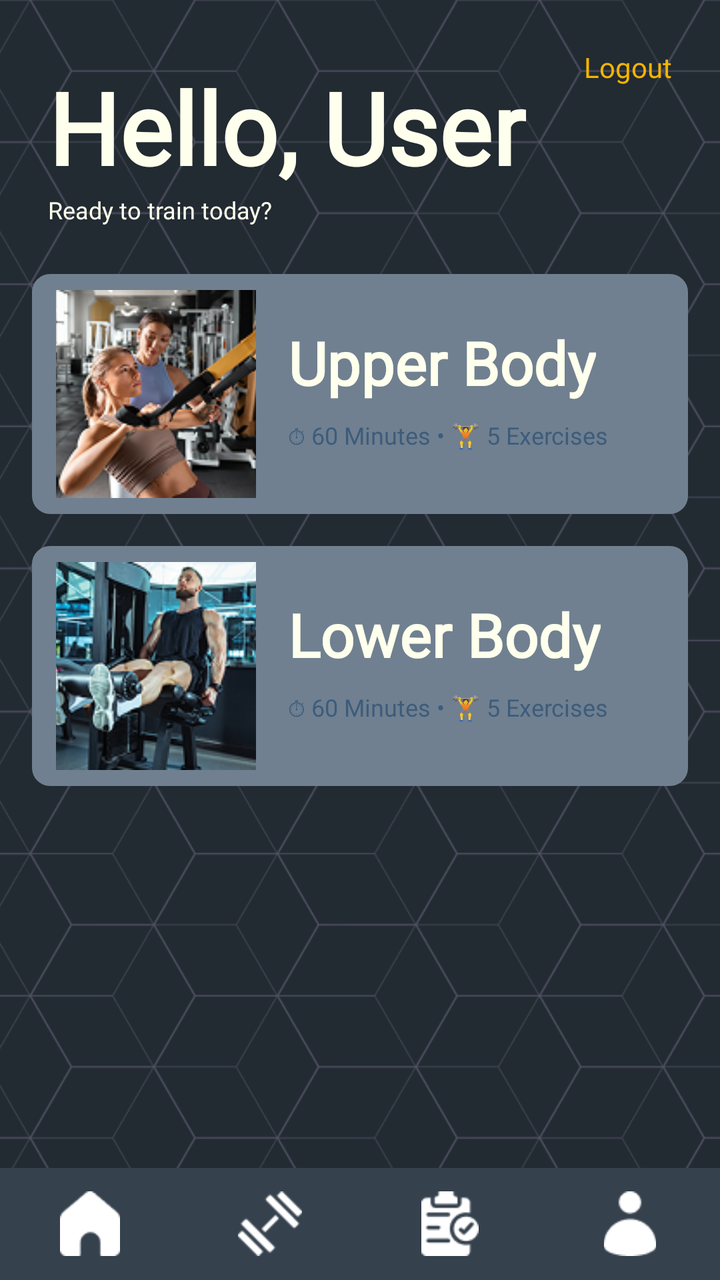
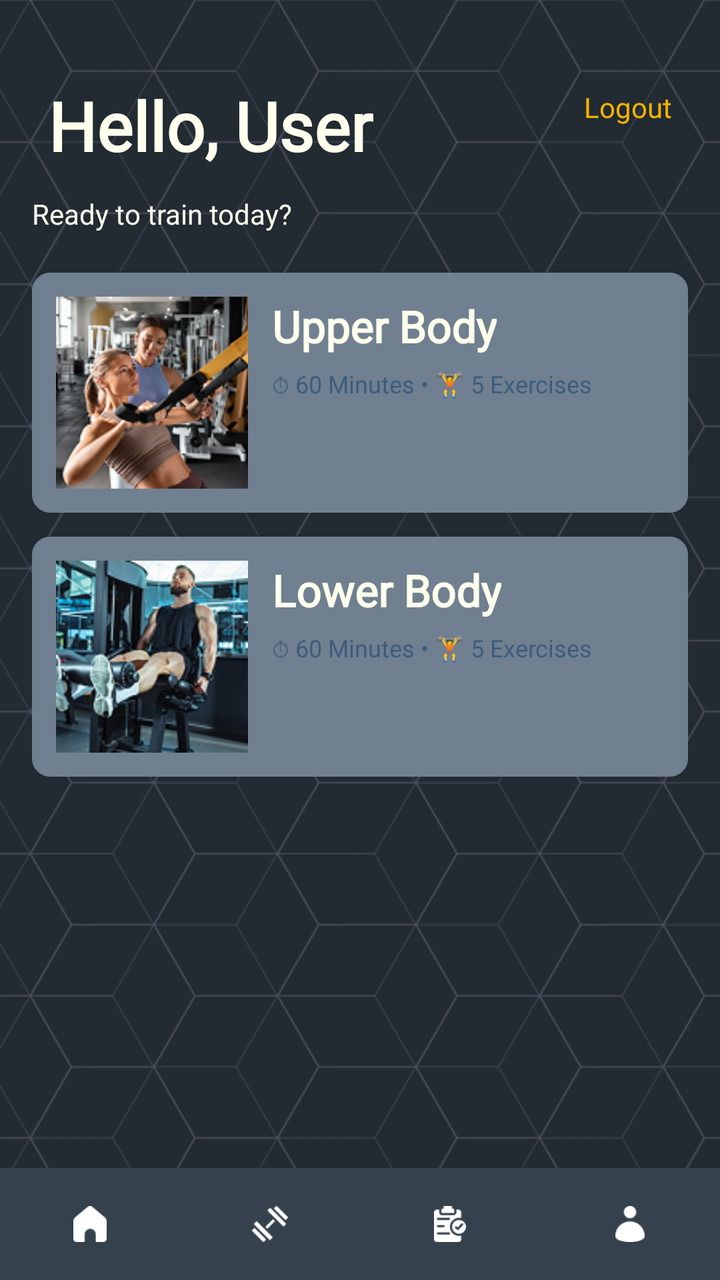

Screens rendered from an Android XML layout before and after an edit, with the pre-edit source and the edit as a unified diff.
<!-- AndroidManifest.xml: application theme Theme.FlexPath -->
<!-- res/layout/activity_dashboard.xml -->
<?xml version="1.0" encoding="utf-8"?>
<RelativeLayout
    xmlns:android="http://schemas.android.com/apk/res/android"
    android:layout_width="match_parent"
    android:layout_height="match_parent"
    android:background="@color/blue_bg">

    
    <ImageView
        android:id="@+id/imageviewBackground"
        android:layout_width="match_parent"
        android:layout_height="match_parent"
        android:src="@drawable/bg_dark_geometric"
        android:scaleType="centerCrop"
        android:alpha="0.3"
        android:contentDescription="@null"/>

    
    <TextView
        android:id="@+id/textviewLogout"
        android:layout_width="wrap_content"
        android:layout_height="wrap_content"
        android:text="@string/logout"
        android:textColor="@color/yellow"
        android:textSize="14sp"
        android:layout_marginEnd="24dp"
        android:layout_marginTop="24dp"
        android:layout_alignParentEnd="true"
        android:fontFamily="@font/allerta_stencil"/>

    
    <TextView
        android:id="@+id/textviewGreeting"
        android:layout_width="wrap_content"
        android:layout_height="wrap_content"
        android:text="@string/greeting_text"
        android:textColor="@color/white"
        android:textSize="50sp"
        android:textStyle="bold"
        android:layout_marginTop="30dp"
        android:layout_marginStart="24dp"
        android:fontFamily="@font/allerta_stencil"/>

    
    <TextView
        android:id="@+id/textviewSubheading"
        android:layout_width="wrap_content"
        android:layout_height="wrap_content"
        android:text="@string/ready_to_train"
        android:textColor="@color/white"
        android:textSize="12sp"
        android:layout_below="@id/textviewGreeting"
        android:layout_marginStart="24dp"
        android:fontFamily="@font/allerta_stencil"/>

    
    <LinearLayout
        android:id="@+id/layoutWorkouts"
        android:layout_width="match_parent"
        android:layout_height="wrap_content"
        android:orientation="vertical"
        android:layout_below="@id/textviewSubheading"
        android:layout_marginTop="24dp"
        android:layout_marginHorizontal="16dp">

        
        <RelativeLayout
            android:layout_width="match_parent"
            android:layout_height="120dp"
            android:background="@drawable/card_background"
            android:layout_marginBottom="16dp">

            <ImageView
                android:id="@+id/imageviewUpperBody"
                android:layout_width="100dp"
                android:layout_height="match_parent"
                android:src="@drawable/ic_upper_body"
                android:scaleType="centerCrop"
                android:layout_alignParentStart="true"
                android:contentDescription="@string/upper_body_desc"/>

            <TextView
                android:id="@+id/textviewUpperBodyTitle"
                android:layout_width="wrap_content"
                android:layout_height="wrap_content"
                android:text="@string/upper_body"
                android:textColor="@color/white"
                android:textStyle="bold"
                android:textSize="30sp"
                android:layout_toEndOf="@id/imageviewUpperBody"
                android:layout_marginStart="16dp"
                android:layout_marginTop="16dp"
                android:fontFamily="@font/allerta_stencil"/>

            <TextView
                android:id="@+id/textviewUpperBodyDetails"
                android:layout_width="wrap_content"
                android:layout_height="wrap_content"
                android:text="@string/upper_body_details"
                android:textColor="@color/dark_blue2"
                android:textSize="12sp"
                android:layout_below="@id/textviewUpperBodyTitle"
                android:layout_toEndOf="@id/imageviewUpperBody"
                android:layout_marginStart="16dp"
                android:layout_marginTop="8dp"
                android:fontFamily="@font/allerta_stencil"/>
        </RelativeLayout>

        
        <RelativeLayout
            android:layout_width="match_parent"
            android:layout_height="120dp"
            android:background="@drawable/card_background">

            <ImageView
                android:id="@+id/imageviewLowerBody"
                android:layout_width="100dp"
                android:layout_height="match_parent"
                android:src="@drawable/ic_lower_body"
                android:scaleType="centerCrop"
                android:layout_alignParentStart="true"
                android:contentDescription="@string/lower_body_desc"/>

            <TextView
                android:id="@+id/textviewLowerBodyTitle"
                android:layout_width="wrap_content"
                android:layout_height="wrap_content"
                android:text="@string/lower_body"
                android:textColor="@color/white"
                android:textStyle="bold"
                android:textSize="30sp"
                android:layout_toEndOf="@id/imageviewLowerBody"
                android:layout_marginStart="16dp"
                android:layout_marginTop="16dp"
                android:fontFamily="@font/allerta_stencil"/>

            <TextView
                android:id="@+id/textviewLowerBodyDetails"
                android:layout_width="wrap_content"
                android:layout_height="wrap_content"
                android:text="@string/lower_body_details"
                android:textColor="@color/dark_blue2"
                android:textSize="12sp"
                android:layout_below="@id/textviewLowerBodyTitle"
                android:layout_toEndOf="@id/imageviewLowerBody"
                android:layout_marginStart="16dp"
                android:layout_marginTop="8dp"
                android:fontFamily="@font/allerta_stencil"/>
        </RelativeLayout>
    </LinearLayout>

    
    <LinearLayout
        android:id="@+id/layoutBottomNav"
        android:layout_width="match_parent"
        android:layout_height="56dp"
        android:orientation="horizontal"
        android:layout_alignParentBottom="true"
        android:background="@color/dark_blue">

        <ImageView
            android:id="@+id/iconHome"
            android:layout_width="0dp"
            android:layout_height="wrap_content"
            android:layout_weight="1"
            android:src="@drawable/ic_home"
            android:contentDescription="@string/home_desc"
            android:scaleY=".75"
            android:scaleX=".75"
            android:layout_gravity="center"/>

        <ImageView
            android:id="@+id/iconWorkouts"
            android:layout_width="0dp"
            android:layout_height="wrap_content"
            android:layout_weight="1"
            android:src="@drawable/ic_dumbbell"
            android:contentDescription="@string/workouts_desc"
            android:scaleY=".75"
            android:scaleX=".75"
            android:layout_gravity="center"/>

        <ImageView
            android:id="@+id/iconPlans"
            android:layout_width="0dp"
            android:layout_height="wrap_content"
            android:layout_weight="1"
            android:src="@drawable/ic_clipboard"
            android:contentDescription="@string/plans_desc"
            android:scaleY=".75"
            android:scaleX=".75"
            android:layout_gravity="center"/>

        <ImageView
            android:id="@+id/iconProfile"
            android:layout_width="0dp"
            android:layout_height="wrap_content"
            android:layout_weight="1"
            android:src="@drawable/ic_user"
            android:contentDescription="@string/profile_desc"
            android:scaleY=".75"
            android:scaleX=".75"
            android:layout_gravity="center"/>
    </LinearLayout>
</RelativeLayout>
<!-- resources referenced by this layout -->
<resources>
  <color name="blue_bg">#222A32</color>
  <color name="dark_blue">#35414D</color>
  <color name="dark_blue2">#3D5C7B</color>
  <color name="white">#FEFFEC</color>
  <color name="yellow">#F4B400</color>
  <!-- drawable bg_dark_geometric: png bitmap (drawable, 295309 bytes) -->
  <!-- drawable card_background (drawable) -->
  <?xml version="1.0" encoding="utf-8"?>
  <shape xmlns:android="http://schemas.android.com/apk/res/android"
      android:shape="rectangle">
  
      <solid android:color="@color/light_gray"/>
      <corners android:radius="8dp"/>
      <stroke android:width="2dp" android:color="@color/light_gray"/>
      <padding
          android:left="12dp"
          android:top="8dp"
          android:right="12dp"
          android:bottom="8dp"/>
  </shape>
  <!-- drawable ic_clipboard: png bitmap (drawable, 831 bytes) -->
  <!-- drawable ic_dumbbell: png bitmap (drawable, 433 bytes) -->
  <!-- drawable ic_home: png bitmap (drawable, 490 bytes) -->
  <!-- drawable ic_lower_body: png bitmap (drawable, 48670 bytes) -->
  <!-- drawable ic_upper_body: png bitmap (drawable, 48871 bytes) -->
  <!-- drawable ic_user: png bitmap (drawable, 586 bytes) -->
  <string name="greeting_text">Hello, User</string>
  <string name="home_desc">Home</string>
  <string name="logout">Logout</string>
  <string name="lower_body">Lower Body</string>
  <string name="lower_body_desc">Lower body workout image</string>
  <string name="lower_body_details">⏱ 60 Minutes • 🏋️ 5 Exercises</string>
  <string name="plans_desc">Plans</string>
  <string name="profile_desc">Profile</string>
  <string name="ready_to_train">Ready to train today?</string>
  <string name="upper_body">Upper Body</string>
  <string name="upper_body_desc">Upper body workout image</string>
  <string name="upper_body_details">⏱ 60 Minutes • 🏋️ 5 Exercises</string>
  <string name="workouts_desc">Workouts</string>
  <style name="Theme.FlexPath" parent="Base.Theme.FlexPath" />
  <color name="light_gray">#708090</color>
  <style name="Base.Theme.FlexPath" parent="Theme.Material3.DayNight.NoActionBar">
          
          
      </style>
</resources>

<!-- the commit's change to res/layout/activity_dashboard.xml (unified diff, before → after) -->
@@ -12,142 +12,193 @@
         android:layout_height="match_parent"
         android:src="@drawable/bg_dark_geometric"
         android:scaleType="centerCrop"
-        android:alpha="0.3"
-        android:contentDescription="@null"/>
-
-    
-    <TextView
-        android:id="@+id/textviewLogout"
-        android:layout_width="wrap_content"
-        android:layout_height="wrap_content"
-        android:text="@string/logout"
-        android:textColor="@color/yellow"
-        android:textSize="14sp"
-        android:layout_marginEnd="24dp"
-        android:layout_marginTop="24dp"
-        android:layout_alignParentEnd="true"
-        android:fontFamily="@font/allerta_stencil"/>
-
-    
-    <TextView
-        android:id="@+id/textviewGreeting"
-        android:layout_width="wrap_content"
-        android:layout_height="wrap_content"
-        android:text="@string/greeting_text"
-        android:textColor="@color/white"
-        android:textSize="50sp"
-        android:textStyle="bold"
-        android:layout_marginTop="30dp"
-        android:layout_marginStart="24dp"
-        android:fontFamily="@font/allerta_stencil"/>
-
-    
-    <TextView
-        android:id="@+id/textviewSubheading"
-        android:layout_width="wrap_content"
-        android:layout_height="wrap_content"
-        android:text="@string/ready_to_train"
-        android:textColor="@color/white"
-        android:textSize="12sp"
-        android:layout_below="@id/textviewGreeting"
-        android:layout_marginStart="24dp"
-        android:fontFamily="@font/allerta_stencil"/>
-
-    
-    <LinearLayout
-        android:id="@+id/layoutWorkouts"
+        android:alpha="0.28"
+        android:contentDescription="@string/background_desc" />
+
+    
+    <ScrollView
+        android:id="@+id/scrollContent"
         android:layout_width="match_parent"
-        android:layout_height="wrap_content"
-        android:orientation="vertical"
-        android:layout_below="@id/textviewSubheading"
-        android:layout_marginTop="24dp"
-        android:layout_marginHorizontal="16dp">
-
-        
-        <RelativeLayout
+        android:layout_height="match_parent"
+        android:fillViewport="true"
+        android:clipToPadding="false"
+        android:paddingTop="24dp"
+        android:paddingBottom="24dp">
+
+        <LinearLayout
+            android:id="@+id/contentContainer"
             android:layout_width="match_parent"
-            android:layout_height="120dp"
-            android:background="@drawable/card_background"
-            android:layout_marginBottom="16dp">
-
-            <ImageView
-                android:id="@+id/imageviewUpperBody"
-                android:layout_width="100dp"
-                android:layout_height="match_parent"
-                android:src="@drawable/ic_upper_body"
-                android:scaleType="centerCrop"
-                android:layout_alignParentStart="true"
-                android:contentDescription="@string/upper_body_desc"/>
-
+            android:layout_height="wrap_content"
+            android:orientation="vertical"
+            android:paddingStart="16dp"
+            android:paddingEnd="16dp">
+
+            
+            <RelativeLayout
+                android:layout_width="match_parent"
+                android:layout_height="wrap_content"
+                android:paddingTop="8dp"
+                android:paddingBottom="8dp">
+
+                <TextView
+                    android:id="@+id/textviewGreeting"
+                    android:layout_width="wrap_content"
+                    android:layout_height="wrap_content"
+                    android:text="@string/greeting_text"
+                    android:textColor="@color/white"
+                    android:textSize="34sp"
+                    android:textStyle="bold"
+                    android:fontFamily="@font/allerta_stencil"
+                    android:layout_alignParentStart="true"
+                    android:layout_marginStart="8dp"
+                    android:layout_marginTop="8dp"
+                    android:importantForAccessibility="yes"
+                    android:accessibilityLiveRegion="polite"/>
+
+                <TextView
+                    android:id="@+id/textviewLogout"
+                    android:layout_width="wrap_content"
+                    android:layout_height="wrap_content"
+                    android:text="@string/logout"
+                    android:textColor="@color/yellow"
+                    android:textSize="14sp"
+                    android:layout_alignParentEnd="true"
+                    android:layout_marginEnd="8dp"
+                    android:layout_marginTop="12dp"
+                    android:fontFamily="@font/allerta_stencil"
+                    android:clickable="true"
+                    android:focusable="true"
+                    android:contentDescription="@string/logout" />
+            </RelativeLayout>
+
+            
             <TextView
-                android:id="@+id/textviewUpperBodyTitle"
-                android:layout_width="wrap_content"
+                android:id="@+id/textviewSubheading"
+                android:layout_width="match_parent"
                 android:layout_height="wrap_content"
-                android:text="@string/upper_body"
+                android:text="@string/ready_to_train"
                 android:textColor="@color/white"
-                android:textStyle="bold"
-                android:textSize="30sp"
-                android:layout_toEndOf="@id/imageviewUpperBody"
-                android:layout_marginStart="16dp"
-                android:layout_marginTop="16dp"
-                android:fontFamily="@font/allerta_stencil"/>
-
-            <TextView
-                android:id="@+id/textviewUpperBodyDetails"
-                android:layout_width="wrap_content"
+                android:textSize="14sp"
+                android:layout_marginTop="4dp"
+                android:layout_marginBottom="12dp"
+                android:fontFamily="@font/allerta_stencil" />
+
+            
+            <LinearLayout
+                android:id="@+id/layoutWorkouts"
+                android:layout_width="match_parent"
                 android:layout_height="wrap_content"
-                android:text="@string/upper_body_details"
-                android:textColor="@color/dark_blue2"
-                android:textSize="12sp"
-                android:layout_below="@id/textviewUpperBodyTitle"
-                android:layout_toEndOf="@id/imageviewUpperBody"
-                android:layout_marginStart="16dp"
-                android:layout_marginTop="8dp"
-                android:fontFamily="@font/allerta_stencil"/>
-        </RelativeLayout>
-
-        
-        <RelativeLayout
-            android:layout_width="match_parent"
-            android:layout_height="120dp"
-            android:background="@drawable/card_background">
-
-            <ImageView
-                android:id="@+id/imageviewLowerBody"
-                android:layout_width="100dp"
-                android:layout_height="match_parent"
-                android:src="@drawable/ic_lower_body"
-                android:scaleType="centerCrop"
-                android:layout_alignParentStart="true"
-                android:contentDescription="@string/lower_body_desc"/>
-
-            <TextView
-                android:id="@+id/textviewLowerBodyTitle"
-                android:layout_width="wrap_content"
-                android:layout_height="wrap_content"
-                android:text="@string/lower_body"
-                android:textColor="@color/white"
-                android:textStyle="bold"
-                android:textSize="30sp"
-                android:layout_toEndOf="@id/imageviewLowerBody"
-                android:layout_marginStart="16dp"
-                android:layout_marginTop="16dp"
-                android:fontFamily="@font/allerta_stencil"/>
-
-            <TextView
-                android:id="@+id/textviewLowerBodyDetails"
-                android:layout_width="wrap_content"
-                android:layout_height="wrap_content"
-                android:text="@string/lower_body_details"
-                android:textColor="@color/dark_blue2"
-                android:textSize="12sp"
-                android:layout_below="@id/textviewLowerBodyTitle"
-                android:layout_toEndOf="@id/imageviewLowerBody"
-                android:layout_marginStart="16dp"
-                android:layout_marginTop="8dp"
-                android:fontFamily="@font/allerta_stencil"/>
-        </RelativeLayout>
-    </LinearLayout>
+                android:orientation="vertical"
+                android:layout_marginTop="8dp">
+
+                
+                <RelativeLayout
+                    android:id="@+id/cardUpperBody"
+                    android:layout_width="match_parent"
+                    android:layout_height="wrap_content"
+                    android:background="@drawable/card_background"
+                    android:padding="12dp"
+                    android:layout_marginBottom="12dp"
+                    android:clickable="true"
+                    android:focusable="true"
+                    android:foreground="?attr/selectableItemBackground">
+
+                    <ImageView
+                        android:id="@+id/imageviewUpperBody"
+                        android:layout_width="96dp"
+                        android:layout_height="96dp"
+                        android:src="@drawable/ic_upper_body"
+                        android:scaleType="centerCrop"
+                        android:layout_alignParentStart="true"
+                        android:contentDescription="@string/upper_body_desc" />
+
+                    <TextView
+                        android:id="@+id/textviewUpperBodyTitle"
+                        android:layout_width="wrap_content"
+                        android:layout_height="wrap_content"
+                        android:text="@string/upper_body"
+                        android:textColor="@color/white"
+                        android:textStyle="bold"
+                        android:textSize="22sp"
+                        android:layout_toEndOf="@id/imageviewUpperBody"
+                        android:layout_marginStart="12dp"
+                        android:layout_alignTop="@id/imageviewUpperBody"
+                        android:fontFamily="@font/allerta_stencil" />
+
+                    <TextView
+                        android:id="@+id/textviewUpperBodyDetails"
+                        android:layout_width="wrap_content"
+                        android:layout_height="wrap_content"
+                        android:text="@string/upper_body_details"
+                        android:textColor="@color/dark_blue2"
+                        android:textSize="12sp"
+                        android:layout_below="@id/textviewUpperBodyTitle"
+                        android:layout_toEndOf="@id/imageviewUpperBody"
+                        android:layout_marginStart="12dp"
+                        android:layout_marginTop="6dp"
+                        android:fontFamily="@font/allerta_stencil" />
+                </RelativeLayout>
+
+                <RelativeLayout
+                    android:id="@+id/cardLowerBody"
+                    android:layout_width="match_parent"
+                    android:layout_height="wrap_content"
+                    android:background="@drawable/card_background"
+                    android:padding="12dp"
+                    android:clickable="true"
+                    android:focusable="true"
+                    android:foreground="?attr/selectableItemBackground">
+
+                    <ImageView
+                        android:id="@+id/imageviewLowerBody"
+                        android:layout_width="96dp"
+                        android:layout_height="96dp"
+                        android:src="@drawable/ic_lower_body"
+                        android:scaleType="centerCrop"
+                        android:layout_alignParentStart="true"
+                        android:contentDescription="@string/lower_body_desc" />
+
+                    <TextView
+                        android:id="@+id/textviewLowerBodyTitle"
+                        android:layout_width="wrap_content"
+                        android:layout_height="wrap_content"
+                        android:text="@string/lower_body"
+                        android:textColor="@color/white"
+                        android:textStyle="bold"
+                        android:textSize="22sp"
+                        android:layout_toEndOf="@id/imageviewLowerBody"
+                        android:layout_marginStart="12dp"
+                        android:layout_alignTop="@id/imageviewLowerBody"
+                        android:fontFamily="@font/allerta_stencil" />
+
+                    <TextView
+                        android:id="@+id/textviewLowerBodyDetails"
+                        android:layout_width="wrap_content"
+                        android:layout_height="wrap_content"
+                        android:text="@string/lower_body_details"
+                        android:textColor="@color/dark_blue2"
+                        android:textSize="12sp"
+                        android:layout_below="@id/textviewLowerBodyTitle"
+                        android:layout_toEndOf="@id/imageviewLowerBody"
+                        android:layout_marginStart="12dp"
+                        android:layout_marginTop="6dp"
+                        android:fontFamily="@font/allerta_stencil" />
+                </RelativeLayout>
+
+            </LinearLayout>
+        </LinearLayout>
+    </ScrollView>
+
+    
+    <ProgressBar
+        android:id="@+id/progressBarGlobal"
+        style="?android:attr/progressBarStyleLarge"
+        android:layout_width="64dp"
+        android:layout_height="64dp"
+        android:layout_centerInParent="true"
+        android:indeterminate="true"
+        android:visibility="gone"
+        android:contentDescription="@string/loading" />
 
     
     <LinearLayout
@@ -156,7 +207,9 @@
         android:layout_height="56dp"
         android:orientation="horizontal"
         android:layout_alignParentBottom="true"
-        android:background="@color/dark_blue">
+        android:background="@color/dark_blue"
+        android:paddingTop="8dp"
+        android:paddingBottom="8dp">
 
         <ImageView
             android:id="@+id/iconHome"
@@ -167,7 +220,10 @@
             android:contentDescription="@string/home_desc"
             android:scaleY=".75"
             android:scaleX=".75"
-            android:layout_gravity="center"/>
+            android:layout_gravity="center"
+            android:padding="8dp"
+            android:clickable="true"
+            android:focusable="true"/>
 
         <ImageView
             android:id="@+id/iconWorkouts"
@@ -178,7 +234,10 @@
             android:contentDescription="@string/workouts_desc"
             android:scaleY=".75"
             android:scaleX=".75"
-            android:layout_gravity="center"/>
+            android:layout_gravity="center"
+            android:padding="8dp"
+            android:clickable="true"
+            android:focusable="true"/>
 
         <ImageView
             android:id="@+id/iconPlans"
@@ -189,7 +248,10 @@
             android:contentDescription="@string/plans_desc"
             android:scaleY=".75"
             android:scaleX=".75"
-            android:layout_gravity="center"/>
+            android:layout_gravity="center"
+            android:padding="8dp"
+            android:clickable="true"
+            android:focusable="true"/>
 
         <ImageView
             android:id="@+id/iconProfile"
@@ -200,6 +262,9 @@
             android:contentDescription="@string/profile_desc"
             android:scaleY=".75"
             android:scaleX=".75"
-            android:layout_gravity="center"/>
+            android:layout_gravity="center"
+            android:padding="8dp"
+            android:clickable="true"
+            android:focusable="true"/>
     </LinearLayout>
 </RelativeLayout>
<!-- resource entries referenced after the edit -->
@@ -26,8 +26,10 @@
   <!-- drawable ic_lower_body: png bitmap (drawable, 48670 bytes) -->
   <!-- drawable ic_upper_body: png bitmap (drawable, 48871 bytes) -->
   <!-- drawable ic_user: png bitmap (drawable, 586 bytes) -->
+  <string name="background_desc">Geometric background</string>
   <string name="greeting_text">Hello, User</string>
   <string name="home_desc">Home</string>
+  <string name="loading">Loading</string>
   <string name="logout">Logout</string>
   <string name="lower_body">Lower Body</string>
   <string name="lower_body_desc">Lower body workout image</string>
